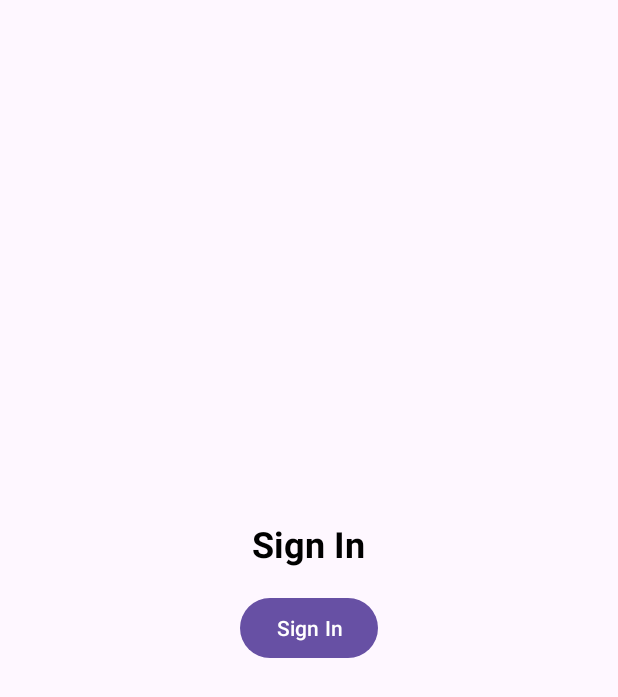
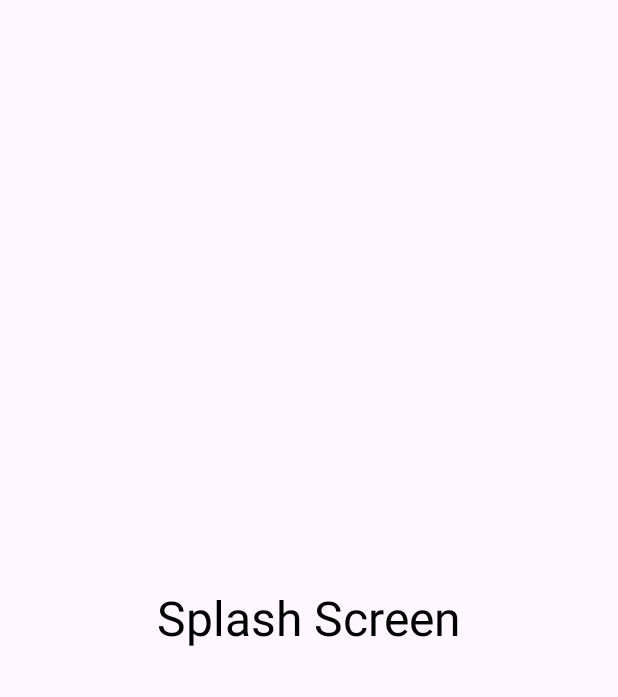
Before and after one commit to nadhifm/MealRecipeApp, an Android app: the first screen one second after launch (MainActivity), on a phone screen of 412 x 824 dp. Shown: the top 697 px of the screen. Run offline under Robolectric (Android 15) with nearby library versions, the light colour scheme and no system bars.

Commit message:
Fix Sign In Flow

```diff
--- a/app/src/main/java/com/example/mealrecipeapp/MealRecipeApp.java
+++ b/app/src/main/java/com/example/mealrecipeapp/MealRecipeApp.java
@@ -5,5 +5,11 @@ import android.app.Application;
 import com.example.mealrecipeapp.di.AppContainer;
 
 public class MealRecipeApp extends Application {
-    public AppContainer appContainer = new AppContainer(this);
+    public AppContainer appContainer;
+
+    @Override
+    public void onCreate() {
+        super.onCreate();
+        appContainer = new AppContainer(this);
+    }
 }
--- a/app/src/main/java/com/example/mealrecipeapp/data/repository/AppRepository.java
+++ b/app/src/main/java/com/example/mealrecipeapp/data/repository/AppRepository.java
@@ -1,4 +1,7 @@
 package com.example.mealrecipeapp.data.repository;
+
+import android.content.SharedPreferences;
+import android.util.Log;
 
 import androidx.lifecycle.LiveData;
 import androidx.lifecycle.MutableLiveData;
@@ -20,8 +23,25 @@ import retrofit2.converter.gson.GsonConverterFactory;
 
 public class AppRepository {
     private ApiService apiService;
-    public AppRepository(ApiService apiService) {
+    private SharedPreferences sharedPreferences;
+    public AppRepository(ApiService apiService, SharedPreferences sharedPreferences) {
         this.apiService = apiService;
+        this.sharedPreferences = sharedPreferences;
+    }
+
+    public void saveUser(String email, String name) {
+        SharedPreferences.Editor editor = sharedPreferences.edit();
+        editor.putString("email", email);
+        editor.putString("name", name);
+        editor.apply();
+    }
+
+    public String getEmailUser() {
+        return sharedPreferences.getString("email", "Email");
+    }
+
+    public String getNameUser() {
+        return sharedPreferences.getString("name", "Name");
     }
 
     public LiveData<Resource<List<Recipe>>> getRecipes(String query) {
--- a/app/src/main/java/com/example/mealrecipeapp/di/AppContainer.java
+++ b/app/src/main/java/com/example/mealrecipeapp/di/AppContainer.java
@@ -1,7 +1,9 @@
 package com.example.mealrecipeapp.di;
 
 import android.content.Context;
+import android.content.SharedPreferences;
 
+import com.example.mealrecipeapp.R;
 import com.example.mealrecipeapp.data.remote.network.ApiService;
 import com.example.mealrecipeapp.data.repository.AppRepository;
 import com.example.mealrecipeapp.ui.ViewModelFactory;
@@ -13,22 +15,27 @@ import retrofit2.converter.gson.GsonConverterFactory;
 
 public class AppContainer {
 
-    private Context appContext;
+    private final Context appContext;
+    public ViewModelFactory viewModelFactory;
 
     public AppContainer(Context appContext) {
         this.appContext = appContext;
-    }
-    private OkHttpClient okHttpClient = new OkHttpClient.Builder()
+
+        SharedPreferences sharedPreferences = appContext.getSharedPreferences("UserPreferences", Context.MODE_PRIVATE);
+
+        OkHttpClient okHttpClient = new OkHttpClient.Builder()
                 .addInterceptor(new HttpLoggingInterceptor().setLevel(HttpLoggingInterceptor.Level.BODY))
                 .build();
-    private ApiService apiService = new Retrofit.Builder()
+
+        ApiService apiService = new Retrofit.Builder()
                 .baseUrl("https://api.spoonacular.com/")
                 .addConverterFactory(GsonConverterFactory.create())
                 .client(okHttpClient)
                 .build()
                 .create(ApiService.class);
 
-    private AppRepository appRepository = new AppRepository(apiService);
+        AppRepository appRepository = new AppRepository(apiService, sharedPreferences);
 
-    public ViewModelFactory viewModelFactory = new ViewModelFactory(appRepository);
+        viewModelFactory = new ViewModelFactory(appRepository);
     }
+}
--- a/app/src/main/java/com/example/mealrecipeapp/ui/ViewModelFactory.java
+++ b/app/src/main/java/com/example/mealrecipeapp/ui/ViewModelFactory.java
@@ -1,20 +1,14 @@
 package com.example.mealrecipeapp.ui;
-
-import android.content.SharedPreferences;
 
 import androidx.annotation.NonNull;
 import androidx.lifecycle.ViewModel;
 import androidx.lifecycle.ViewModelProvider;
 import androidx.lifecycle.viewmodel.CreationExtras;
 
-import com.example.mealrecipeapp.data.remote.network.ApiService;
 import com.example.mealrecipeapp.data.repository.AppRepository;
 import com.example.mealrecipeapp.ui.home.HomeViewModel;
-
-import okhttp3.OkHttpClient;
-import okhttp3.logging.HttpLoggingInterceptor;
-import retrofit2.Retrofit;
-import retrofit2.converter.gson.GsonConverterFactory;
+import com.example.mealrecipeapp.ui.signin.SignInViewModel;
+import com.example.mealrecipeapp.ui.splash.SplashViewModel;
 
 public class ViewModelFactory implements ViewModelProvider.Factory {
 
@@ -28,7 +22,11 @@ public class ViewModelFactory implements ViewModelProvider.Factory {
     @Override
     public <T extends ViewModel> T create(@NonNull Class<T> modelClass, @NonNull CreationExtras extras) {
         if (modelClass.isAssignableFrom(HomeViewModel.class)) {
-            return (T) new HomeViewModel(this.appRepository);
+            return (T) new HomeViewModel(appRepository);
+        } else if (modelClass.isAssignableFrom(SignInViewModel.class)) {
+            return (T) new SignInViewModel(appRepository);
+        } else if (modelClass.isAssignableFrom(SplashViewModel.class)) {
+            return (T) new SplashViewModel(appRepository);
         } else {
             throw new IllegalArgumentException("Unknown ViewModel class: " + modelClass.getName());
         }
--- a/app/src/main/java/com/example/mealrecipeapp/ui/signin/SignInFragment.java
+++ b/app/src/main/java/com/example/mealrecipeapp/ui/signin/SignInFragment.java
@@ -15,13 +15,19 @@ import androidx.credentials.GetCredentialRequest;
 import androidx.credentials.GetCredentialResponse;
 import androidx.credentials.exceptions.GetCredentialException;
 import androidx.fragment.app.Fragment;
+import androidx.lifecycle.ViewModelProvider;
 import androidx.navigation.fragment.NavHostFragment;
 
+import com.example.mealrecipeapp.MealRecipeApp;
 import com.example.mealrecipeapp.R;
+import com.example.mealrecipeapp.di.AppContainer;
+import com.example.mealrecipeapp.ui.home.HomeViewModel;
 import com.google.android.libraries.identity.googleid.GetSignInWithGoogleOption;
 import com.google.android.libraries.identity.googleid.GoogleIdTokenCredential;
 
 public class SignInFragment extends Fragment {
+
+    private SignInViewModel signInViewModel;
 
     @Override
     public View onCreateView(LayoutInflater inflater, ViewGroup container,
@@ -33,6 +39,8 @@ public class SignInFragment extends Fragment {
     @Override
     public void onViewCreated(@NonNull View view, @Nullable Bundle savedInstanceState) {
         super.onViewCreated(view, savedInstanceState);
+        AppContainer appContainer = ((MealRecipeApp) requireActivity().getApplication()).appContainer;
+        signInViewModel = new ViewModelProvider(this, appContainer.viewModelFactory).get(SignInViewModel.class);
 
         TextView usernameText = requireActivity().findViewById(R.id.text_view_username);
 
@@ -57,7 +65,7 @@ public class SignInFragment extends Fragment {
 
                         GoogleIdTokenCredential googleIdTokenCredential = GoogleIdTokenCredential.createFrom(credentialData);
 
-                        usernameText.setText(googleIdTokenCredential.getId());
+                        signInViewModel.saveUser(googleIdTokenCredential.getId(), googleIdTokenCredential.getDisplayName());
                         navigate();
                     }
 
--- /dev/null
+++ b/app/src/main/java/com/example/mealrecipeapp/ui/signin/SignInViewModel.java
@@ -0,0 +1,19 @@
+package com.example.mealrecipeapp.ui.signin;
+
+import android.util.Log;
+
+import androidx.lifecycle.ViewModel;
+
+import com.example.mealrecipeapp.data.repository.AppRepository;
+
+public class SignInViewModel extends ViewModel {
+
+    private AppRepository appRepository;
+    public SignInViewModel(AppRepository appRepository) {
+        this.appRepository = appRepository;
+    }
+
+    public void saveUser(String email, String name) {
+        appRepository.saveUser(email, name);
+    }
+}
--- /dev/null
+++ b/app/src/main/java/com/example/mealrecipeapp/ui/splash/SplashFragment.java
@@ -0,0 +1,50 @@
+package com.example.mealrecipeapp.ui.splash;
+
+import android.os.Bundle;
+
+import androidx.annotation.NonNull;
+import androidx.annotation.Nullable;
+import androidx.fragment.app.Fragment;
+import androidx.lifecycle.ViewModelProvider;
+import androidx.navigation.NavController;
+import androidx.navigation.fragment.NavHostFragment;
+
+import android.os.Handler;
+import android.view.LayoutInflater;
+import android.view.View;
+import android.view.ViewGroup;
+
+import com.example.mealrecipeapp.MealRecipeApp;
+import com.example.mealrecipeapp.R;
+import com.example.mealrecipeapp.di.AppContainer;
+import com.example.mealrecipeapp.ui.signin.SignInViewModel;
+
+public class SplashFragment extends Fragment {
+
+    private SplashViewModel splashViewModel;
+
+    private NavController navController;
+
+    @Override
+    public View onCreateView(LayoutInflater inflater, ViewGroup container,
+                             Bundle savedInstanceState) {
+        // Inflate the layout for this fragment
+        return inflater.inflate(R.layout.fragment_splash, container, false);
+    }
+
+    @Override
+    public void onViewCreated(@NonNull View view, @Nullable Bundle savedInstanceState) {
+        super.onViewCreated(view, savedInstanceState);
+        AppContainer appContainer = ((MealRecipeApp) requireActivity().getApplication()).appContainer;
+        splashViewModel = new ViewModelProvider(this, appContainer.viewModelFactory).get(SplashViewModel.class);
+        navController = NavHostFragment.findNavController(this);
+
+        new Handler().postDelayed(() -> {
+            if (splashViewModel.checkEmailUser().equals("Email")) {
+                navController.navigate(R.id.action_splashFragment_to_signInFragment);
+            } else {
+                navController.navigate(R.id.action_splashFragment_to_homeFragment);
+            }
+        }, 2000);
+    }
+}
--- /dev/null
+++ b/app/src/main/java/com/example/mealrecipeapp/ui/splash/SplashViewModel.java
@@ -0,0 +1,17 @@
+package com.example.mealrecipeapp.ui.splash;
+
+import androidx.lifecycle.ViewModel;
+
+import com.example.mealrecipeapp.data.repository.AppRepository;
+
+public class SplashViewModel extends ViewModel {
+    private AppRepository appRepository;
+
+    public SplashViewModel(AppRepository appRepository) {
+        this.appRepository = appRepository;
+    }
+
+    public String checkEmailUser(){
+        return appRepository.getEmailUser();
+    }
+}
--- /dev/null
+++ b/app/src/main/res/layout/fragment_splash.xml
@@ -0,0 +1,17 @@
+<?xml version="1.0" encoding="utf-8"?>
+<FrameLayout xmlns:android="http://schemas.android.com/apk/res/android"
+    xmlns:tools="http://schemas.android.com/tools"
+    android:layout_width="match_parent"
+    android:layout_height="match_parent"
+    tools:context=".ui.splash.SplashFragment">
+
+    <!-- TODO: Update blank fragment layout -->
+    <TextView
+        android:layout_gravity="center"
+        android:layout_width="wrap_content"
+        android:layout_height="wrap_content"
+        android:text="Splash Screen"
+        android:textColor="@color/black"
+        android:textSize="32sp"/>
+
+</FrameLayout>
--- a/app/src/main/res/navigation/nav_graph.xml
+++ b/app/src/main/res/navigation/nav_graph.xml
@@ -3,7 +3,7 @@
     xmlns:app="http://schemas.android.com/apk/res-auto"
     xmlns:tools="http://schemas.android.com/tools"
     android:id="@+id/nav_graph"
-    app:startDestination="@id/signInFragment">
+    app:startDestination="@id/splashFragment">
 
     <fragment
         android:id="@+id/signInFragment"
@@ -19,4 +19,16 @@
         android:name="com.example.mealrecipeapp.ui.home.HomeFragment"
         android:label="fragment_home"
         tools:layout="@layout/fragment_home" />
+    <fragment
+        android:id="@+id/splashFragment"
+        android:name="com.example.mealrecipeapp.ui.splash.SplashFragment"
+        android:label="fragment_splash"
+        tools:layout="@layout/fragment_splash" >
+        <action
+            android:id="@+id/action_splashFragment_to_signInFragment"
+            app:destination="@id/signInFragment" />
+        <action
+            android:id="@+id/action_splashFragment_to_homeFragment"
+            app:destination="@id/homeFragment" />
+    </fragment>
 </navigation>
```
Lines whose indentation alone changed are shown as unchanged.
